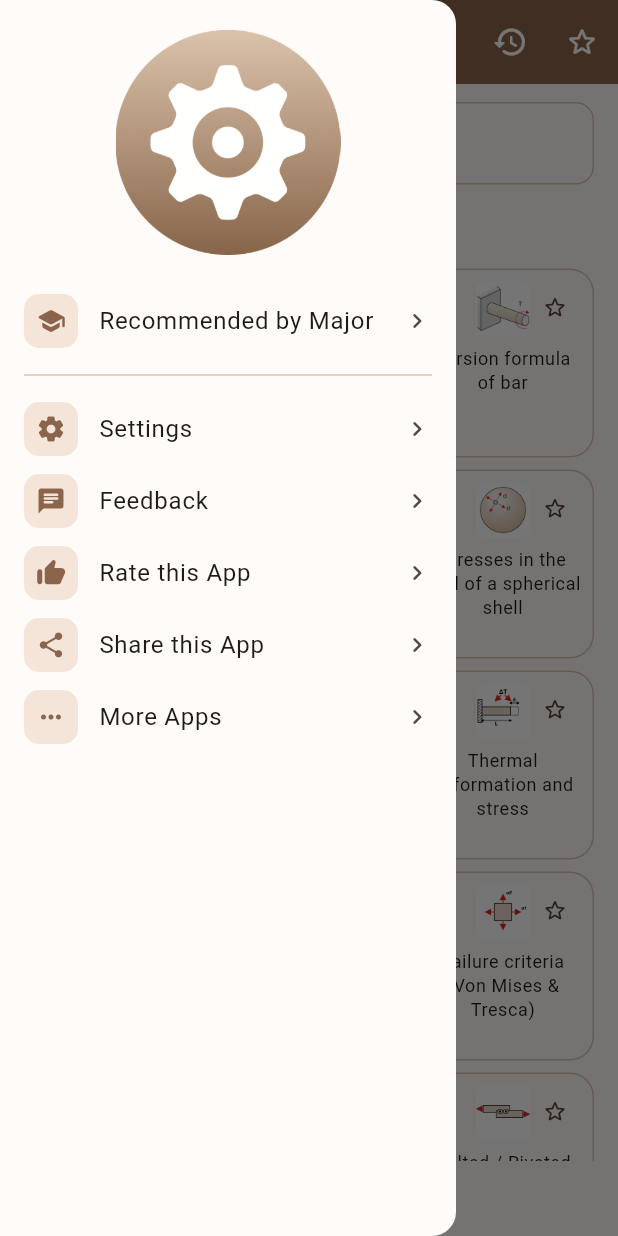
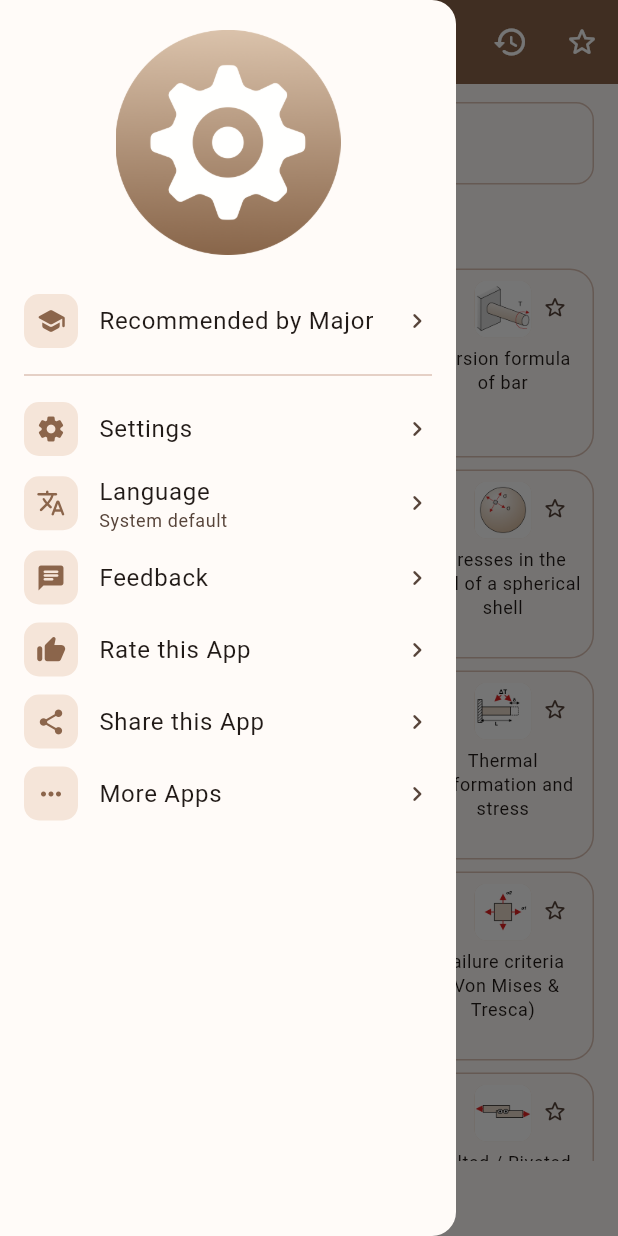
Before and after one commit to banghuazhao/mechanical-engineering-toolkit, a Flutter app: the screen it shows after launch, with the side drawer open, on a phone screen of 412 x 824 dp. Run offline on Flutter 3.47's test engine with Material 3 defaults, Android fonts, the phone set to English and light mode, and no system bars; our stand-ins replace auto_size_text, device_info_plus, fl_chart, google_mobile_ads, in_app_purchase, in_app_review and 3 more; missing offline and left inert: app_tracking_transparency, composite_calculator, flutter_math_fork, linalg, open_store.

Commit message:
feat: let users switch app language from the side menu
Add a Language row to the drawer that opens a picker for System /
English / 简体中文 / 繁體中文. The choice is persisted in
SharedPreferences and drives MaterialApp.locale, so it survives
restarts and applies immediately.

Also fix locale resolution for an explicit Traditional Chinese pick:
the callback only recognised scriptCode 'Hant', so a chosen zh_HK
locale resolved to Simplified. It now matches HK/TW/MO country codes
too.

```diff
--- a/lib/home/tool_page.dart
+++ b/lib/home/tool_page.dart
@@ -5,6 +5,7 @@ import 'package:flutter/material.dart';
 import 'package:flutter/services.dart';
 import 'package:in_app_review/in_app_review.dart';
 import 'package:mechanical_engineering_toolkit/generated/l10n.dart';
+import 'package:mechanical_engineering_toolkit/home/language_picker.dart';
 import 'package:mechanical_engineering_toolkit/home/major_list_page.dart';
 import 'package:mechanical_engineering_toolkit/home/tool_favorites.dart';
 import 'package:mechanical_engineering_toolkit/home/tool_model.dart';
@@ -17,6 +18,7 @@ import 'package:mechanical_engineering_toolkit/purchase/remove_ads_service.dart'
 import 'package:mechanical_engineering_toolkit/ui/app_banner_ad.dart';
 import 'package:mechanical_engineering_toolkit/ui/app_theme.dart';
 import 'package:mechanical_engineering_toolkit/util/ads_manager.dart';
+import 'package:mechanical_engineering_toolkit/util/language.dart';
 import 'package:mechanical_engineering_toolkit/util/others.dart';
 import 'package:package_info_plus/package_info_plus.dart';
 import 'package:provider/provider.dart';
@@ -228,6 +230,14 @@ class _ToolPageState extends State<ToolPage> {
                       MaterialPageRoute(
                           builder: (context) => const ToolSettingPage()));
                 }),
+            Consumer<LanguagePreference>(
+              builder: (context, languagePref, _) => MoreRow(
+                title: S.of(context).Language,
+                leadingIcon: Icons.translate_rounded,
+                trailingText: languageLabel(context, languagePref.language),
+                onTap: () => showLanguagePicker(context),
+              ),
+            ),
             Consumer<RemoveAdsService>(
               builder: (context, purchases, _) {
                 if (!purchases.isSupported) return const SizedBox.shrink();
--- a/lib/l10n/intl_en.arb
+++ b/lib/l10n/intl_en.arb
@@ -368,5 +368,7 @@
   "Drag_Along_Line": "Drag along the line to explore other values of {label}.",
   "Copied_Value": "Copied {label}",
   "Ball_Bearing": "Ball bearing (p = 3)",
-  "Roller_Bearing": "Roller bearing (p = 10/3)"
+  "Roller_Bearing": "Roller bearing (p = 10/3)",
+  "Language": "Language",
+  "System_Default": "System default"
 }
--- a/lib/l10n/intl_zh.arb
+++ b/lib/l10n/intl_zh.arb
@@ -367,5 +367,7 @@
   "Drag_Along_Line": "沿曲线拖动可查看 {label} 的其他取值。",
   "Copied_Value": "已复制 {label}",
   "Ball_Bearing": "球轴承（p = 3）",
-  "Roller_Bearing": "滚子轴承（p = 10/3）"
+  "Roller_Bearing": "滚子轴承（p = 10/3）",
+  "Language": "语言",
+  "System_Default": "跟随系统"
 }
--- a/lib/l10n/intl_zh_HK.arb
+++ b/lib/l10n/intl_zh_HK.arb
@@ -367,5 +367,7 @@
   "Drag_Along_Line": "沿曲線拖動可查看 {label} 的其他取值。",
   "Copied_Value": "已複製 {label}",
   "Ball_Bearing": "球軸承（p = 3）",
-  "Roller_Bearing": "滾子軸承（p = 10/3）"
+  "Roller_Bearing": "滾子軸承（p = 10/3）",
+  "Language": "語言",
+  "System_Default": "跟隨系統"
 }
--- a/lib/main.dart
+++ b/lib/main.dart
@@ -5,6 +5,7 @@ import 'package:mechanical_engineering_toolkit/purchase/remove_ads_service.dart'
 import 'package:mechanical_engineering_toolkit/ui/app_theme.dart';
 import 'package:mechanical_engineering_toolkit/util/ads_manager.dart';
 import 'package:mechanical_engineering_toolkit/util/in_app_reviewer_helper.dart';
+import 'package:mechanical_engineering_toolkit/util/language.dart';
 import 'package:mechanical_engineering_toolkit/util/material_library.dart';
 import 'package:mechanical_engineering_toolkit/util/number.dart';
 import 'package:mechanical_engineering_toolkit/util/others.dart';
@@ -49,8 +50,10 @@ class MyApp extends StatelessWidget {
         ChangeNotifierProvider(create: (context) => UnitSystemPreference()),
         ChangeNotifierProvider(create: (context) => ToolHistory()),
         ChangeNotifierProvider(create: (context) => MaterialLibrary()),
+        ChangeNotifierProvider(create: (context) => LanguagePreference()),
       ],
-      child: MaterialApp(
+      child: Consumer<LanguagePreference>(
+        builder: (context, languagePref, _) => MaterialApp(
           builder: (context, child) => NotificationListener<ScrollNotification>(
             onNotification: (notification) {
               if (notification is ScrollStartNotification &&
@@ -70,11 +73,15 @@ class MyApp extends StatelessWidget {
           ],
           // 讲en设置为第一项,没有适配语言时,英语为首选项
           supportedLocales: S.delegate.supportedLocales,
+          // null 时跟随系统语言,否则使用用户在侧边栏选择的语言
+          locale: languagePref.locale,
           // 插件目前不完善手动处理简繁体
           localeResolutionCallback: (locale, supportLocales) {
             // 中文 简繁体处理
             if (locale?.languageCode == 'zh') {
-            if (locale?.scriptCode == 'Hant') {
+              const traditionalRegions = {'HK', 'TW', 'MO'};
+              if (locale?.scriptCode == 'Hant' ||
+                  traditionalRegions.contains(locale?.countryCode)) {
                 return const Locale('zh', 'HK'); //繁体
               } else {
                 return const Locale('zh', ''); //简体
@@ -88,6 +95,7 @@ class MyApp extends StatelessWidget {
           themeMode: ThemeMode.system,
           home: const ToolPage(),
         ),
+      ),
     );
   }
 }
--- a/lib/more/more_row.dart
+++ b/lib/more/more_row.dart
@@ -4,6 +4,10 @@ class MoreRow extends StatelessWidget {
   final IconData leadingIcon;
   final IconData trailingIcon;
   final String title;
+
+  /// Optional value shown before the trailing chevron, e.g. the current
+  /// language on the language row.
+  final String? trailingText;
   final void Function() onTap;
 
   const MoreRow({
@@ -11,6 +15,7 @@ class MoreRow extends StatelessWidget {
     this.trailingIcon = Icons.chevron_right_rounded,
     required this.leadingIcon,
     required this.title,
+    this.trailingText,
     required this.onTap,
   });
 
@@ -34,7 +39,22 @@ class MoreRow extends StatelessWidget {
             ),
             const SizedBox(width: 14),
             Expanded(
-              child: Text(title, style: Theme.of(context).textTheme.bodyLarge),
+              child: Column(
+                crossAxisAlignment: CrossAxisAlignment.start,
+                children: [
+                  Text(title, style: Theme.of(context).textTheme.bodyLarge),
+                  if (trailingText != null)
+                    Text(
+                      trailingText!,
+                      maxLines: 1,
+                      overflow: TextOverflow.ellipsis,
+                      style: Theme.of(context).textTheme.bodySmall?.copyWith(
+                            color:
+                                Theme.of(context).colorScheme.onSurfaceVariant,
+                          ),
+                    ),
+                ],
+              ),
             ),
             Icon(
               trailingIcon,
--- /dev/null
+++ b/lib/util/language.dart
@@ -0,0 +1,51 @@
+import 'package:flutter/material.dart';
+
+import 'others.dart';
+
+/// The languages offered in the drawer's language picker. [AppLanguage.system]
+/// hands the choice back to the device locale.
+enum AppLanguage {
+  system(null),
+  english(Locale('en')),
+  simplifiedChinese(Locale('zh')),
+  traditionalChinese(Locale('zh', 'HK'));
+
+  const AppLanguage(this.locale);
+
+  final Locale? locale;
+
+  /// Endonym of the language, deliberately not translated: a picker is only
+  /// useful when every entry is readable in its own language.
+  String get nativeName {
+    switch (this) {
+      case AppLanguage.system:
+        return 'System';
+      case AppLanguage.english:
+        return 'English';
+      case AppLanguage.simplifiedChinese:
+        return '简体中文';
+      case AppLanguage.traditionalChinese:
+        return '繁體中文';
+    }
+  }
+}
+
+class LanguagePreference extends ChangeNotifier {
+  static const String _key = "App_Language";
+
+  AppLanguage get language {
+    final raw = SharedPreferencesHelper.localStorage.getString(_key);
+    return AppLanguage.values.firstWhere(
+      (language) => language.name == raw,
+      orElse: () => AppLanguage.system,
+    );
+  }
+
+  /// `null` lets [MaterialApp] resolve the locale from the device.
+  Locale? get locale => language.locale;
+
+  void set(AppLanguage language) {
+    SharedPreferencesHelper.localStorage.setString(_key, language.name);
+    notifyListeners();
+  }
+}
```
Also changed, not shown: lib/home/language_picker.dart (added, +64 -0 lines), lib/generated/intl/messages_en.dart, lib/generated/intl/messages_zh.dart, lib/generated/intl/messages_zh_HK.dart, lib/generated/l10n.dart, 1 other file. Lines whose indentation alone changed are shown as unchanged.
